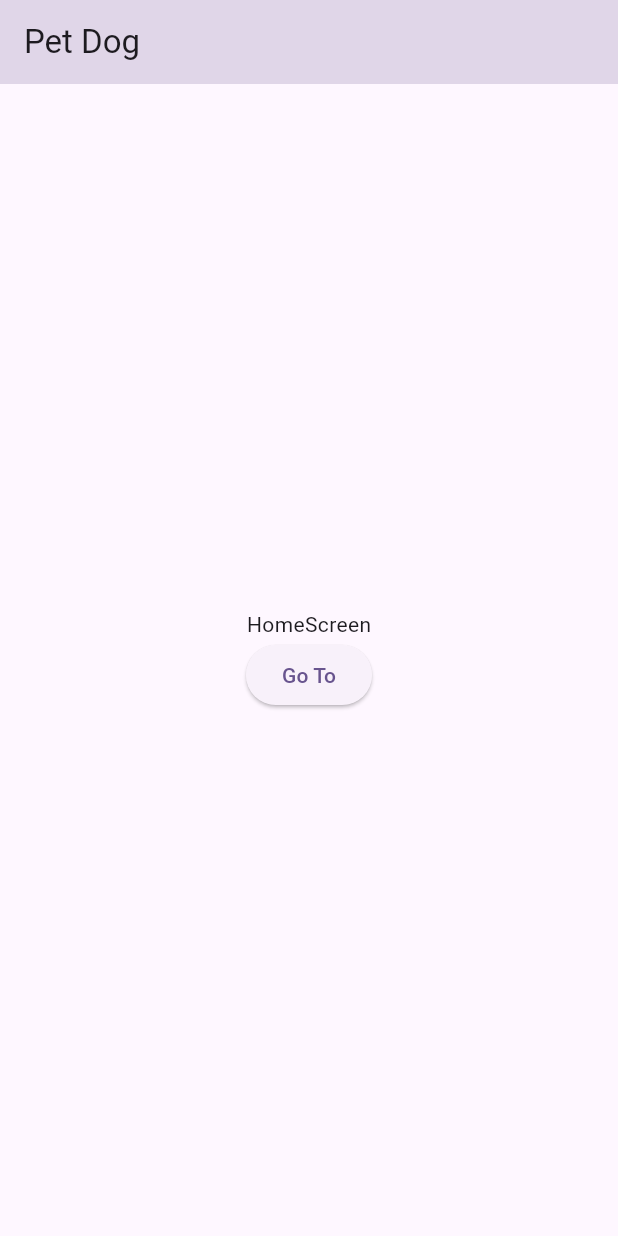
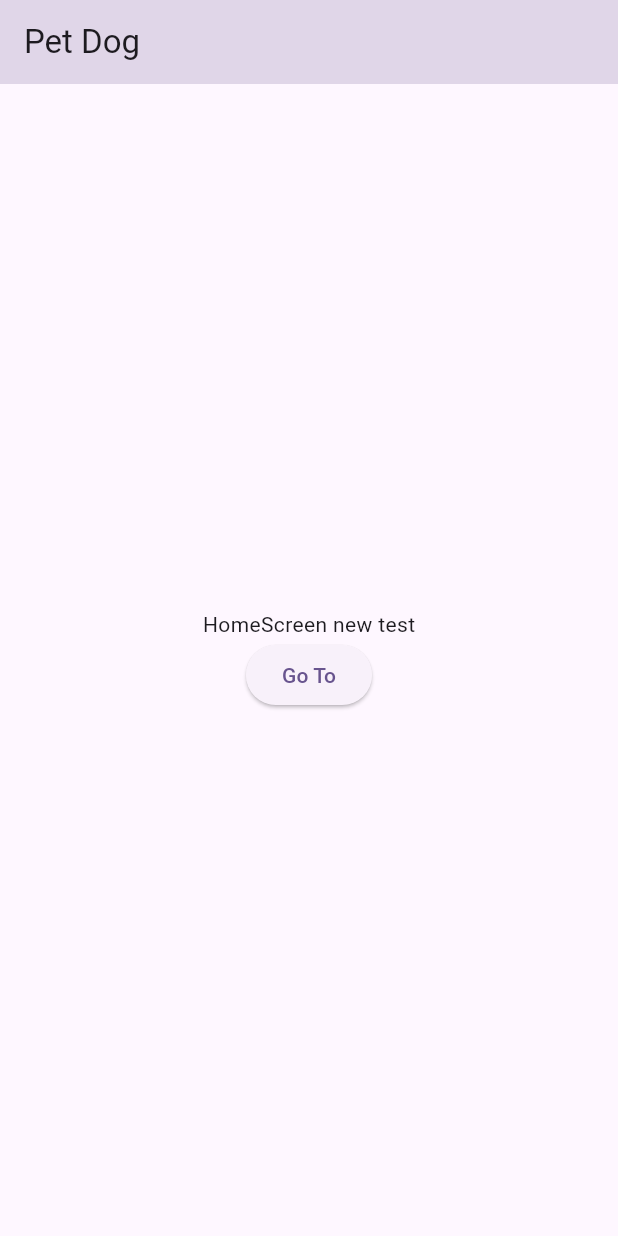
Before and after one commit to AleksandrDeveloper/pet_dog, a Flutter app: the screen it shows after launch, on a phone screen of 412 x 824 dp. Run offline on Flutter 3.47's test engine with Material 2 defaults, Android fonts, the phone set to English and light mode, and no system bars; our stand-ins replace bloc, flutter_bloc, freezed_annotation, get_it, go_router, injectable.

Commit message:
new test reset 1

```diff
--- a/lib/screens/home_screen/home_screen.dart
+++ b/lib/screens/home_screen/home_screen.dart
@@ -20,8 +20,8 @@ class _HomeScreenState extends State<HomeScreen> {
       body: Column(
         mainAxisAlignment: MainAxisAlignment.center,
         children: [
-          Center(
-            child: Text('HomeScreen'),
+         const Center(
+            child: Text('HomeScreen new test'),
           ),
           ElevatedButton(
               onPressed: () {
```
